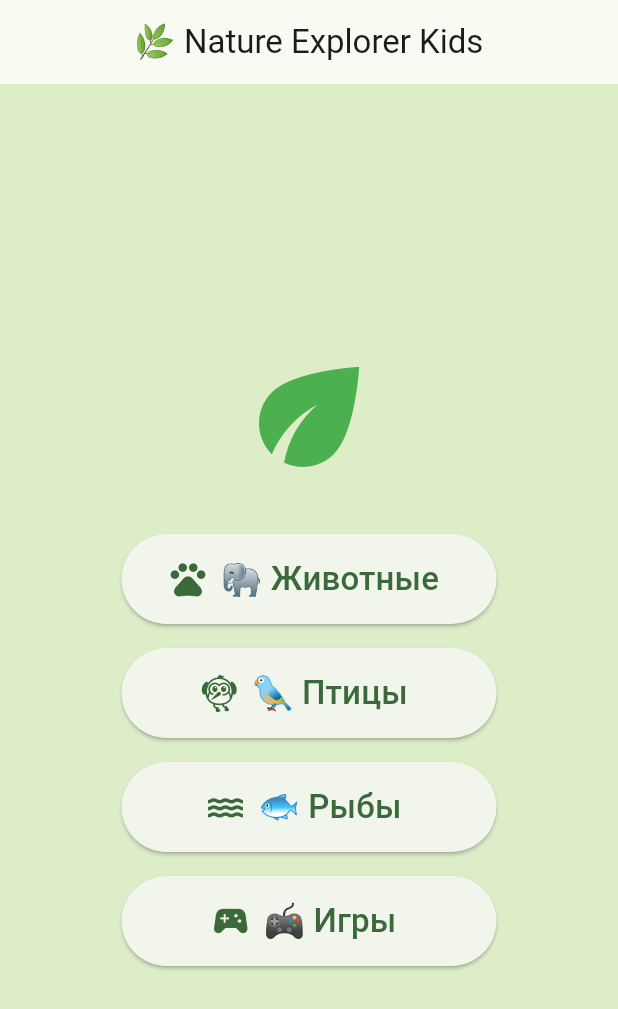
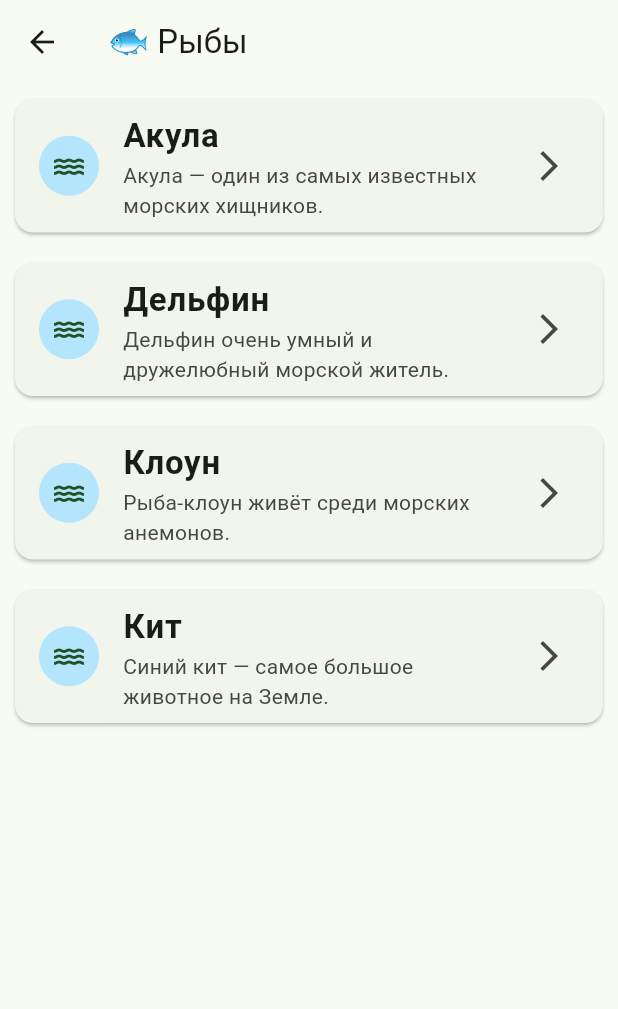
Before and after one commit to Tamara-Sharuyeva/nature_explorer_kids, a Flutter app: the screen it shows after launch, after a tap on "🐟 Рыбы", on a phone screen of 412 x 824 dp. Shown: the top 1009 px of the screen. Run offline on Flutter 3.47's test engine with Material 3 defaults, Android fonts, the phone set to English and light mode, and no system bars.

Commit message:
Complete birds and fish sections, prepare audio support

```diff
--- /dev/null
+++ b/lib/data/fish_data.dart
@@ -0,0 +1,28 @@
+import '../models/animal.dart';
+
+final List<Animal> fishData = [
+  Animal(
+    name: 'Акула',
+    description: 'Акула — один из самых известных морских хищников.',
+    image: 'assets/images/shark.png',
+    sound: 'shark.mp3',
+  ),
+  Animal(
+    name: 'Дельфин',
+    description: 'Дельфин очень умный и дружелюбный морской житель.',
+    image: 'assets/images/dolphin.png',
+    sound: 'dolphin.mp3',
+  ),
+  Animal(
+    name: 'Клоун',
+    description: 'Рыба-клоун живёт среди морских анемонов.',
+    image: 'assets/images/clownfish.png',
+    sound: 'clownfish.mp3',
+  ),
+  Animal(
+    name: 'Кит',
+    description: 'Синий кит — самое большое животное на Земле.',
+    image: 'assets/images/whale.png',
+    sound: 'whale.mp3',
+  ),
+];
--- a/lib/main.dart
+++ b/lib/main.dart
@@ -21,66 +21,3 @@ class NatureExplorerApp extends StatelessWidget {
     );
   }
 }
-
-class HomePage extends StatelessWidget {
-  const HomePage({super.key});
-
-  Widget menuButton(
-      String text,
-      IconData icon,
-      VoidCallback onPressed,
-      ) {
-    return Padding(
-      padding: const EdgeInsets.symmetric(vertical: 8),
-      child: SizedBox(
-        width: 250,
-        height: 60,
-        child: ElevatedButton.icon(
-          onPressed: onPressed,
-          icon: Icon(icon, size: 28),
-          label: Text(
-            text,
-            style: const TextStyle(fontSize: 22),
-          ),
-        ),
-      ),
-    );
-  }
-
-  @override
-  Widget build(BuildContext context) {
-    return Scaffold(
-      backgroundColor: Colors.lightGreen.shade100,
-      appBar: AppBar(
-        title: const Text("🌿 Nature Explorer Kids"),
-        centerTitle: true,
-      ),
-      body: Center(
-        child: Column(
-          mainAxisAlignment: MainAxisAlignment.center,
-          children: [
-            const Icon(Icons.eco, size: 100, color: Colors.green),
-            const SizedBox(height: 20),
-            menuButton(
-              "🐘 Животные",
-              Icons.pets,
-                  () {
-                Navigator.push(
-                  context,
-                  MaterialPageRoute(
-                    builder: (context) => const AnimalsPage(),
-                  ),
-                );
-              },
-            ),
-            menuButton("🐦 Птицы", Icons.flutter_dash, () {}),
-
-            menuButton("🐟 Рыбы", Icons.water, () {}),
-
-            menuButton("🎮 Игры", Icons.sports_esports, () {}),
-          ],
-        ),
-      ),
-    );
-  }
-}
--- /dev/null
+++ b/lib/pages/fish/fish_page.dart
@@ -0,0 +1,49 @@
+import 'package:flutter/material.dart';
+import '../../data/fish_data.dart';
+import 'fish_details_page.dart';
+
+class FishPage extends StatelessWidget {
+  const FishPage({super.key});
+
+  @override
+  Widget build(BuildContext context) {
+    return Scaffold(
+      appBar: AppBar(
+        title: const Text("🐟 Рыбы"),
+      ),
+      body: ListView.builder(
+        itemCount: fishData.length,
+        itemBuilder: (context, index) {
+          final fish = fishData[index];
+
+          return Card(
+            margin: const EdgeInsets.all(10),
+            child: ListTile(
+              leading: CircleAvatar(
+                backgroundColor: Colors.lightBlue.shade100,
+                child: const Icon(Icons.water),
+              ),
+              title: Text(
+                fish.name,
+                style: const TextStyle(
+                  fontSize: 22,
+                  fontWeight: FontWeight.bold,
+                ),
+              ),
+              subtitle: Text(fish.description),
+              trailing: const Icon(Icons.arrow_forward_ios),
+              onTap: () {
+                Navigator.push(
+                  context,
+                  MaterialPageRoute(
+                    builder: (context) => FishDetailsPage(fish: fish),
+                  ),
+                );
+              },
+            ),
+          );
+        },
+      ),
+    );
+  }
+}
--- a/lib/pages/home/home_page.dart
+++ b/lib/pages/home/home_page.dart
@@ -1,5 +1,7 @@
 import 'package:flutter/material.dart';
 import '../animals/animals_page.dart';
+import '../birds/birds_page.dart';
+import '../fish/fish_page.dart';
 class HomePage extends StatelessWidget {
   const HomePage({super.key});
 
@@ -36,14 +38,28 @@ class HomePage extends StatelessWidget {
             const SizedBox(height: 15),
 
             ElevatedButton(
-              onPressed: () {},
+              onPressed: () {
+                Navigator.push(
+                  context,
+                  MaterialPageRoute(
+                    builder: (context) => const BirdsPage(),
+                  ),
+                );
+              },
               child: const Text("🦜 Птицы"),
             ),
 
             const SizedBox(height: 15),
 
             ElevatedButton(
-              onPressed: () {},
+              onPressed: () {
+                Navigator.push(
+                  context,
+                  MaterialPageRoute(
+                    builder: (context) => const FishPage(),
+                  ),
+                );
+              },
               child: const Text("🐟 Рыбы"),
             ),
 
--- a/pubspec.yaml
+++ b/pubspec.yaml
@@ -34,7 +34,7 @@ dependencies:
   # The following adds the Cupertino Icons font to your application.
   # Use with the CupertinoIcons class for iOS style icons.
   cupertino_icons: ^1.0.8
-
+  audioplayers: ^6.0.0
 dev_dependencies:
   flutter_test:
     sdk: flutter
@@ -58,6 +58,7 @@ flutter:
   uses-material-design: true
   assets:
     - assets/images/
+    - assets/sounds/
   # To add assets to your application, add an assets section, like this:
   # assets:
   #   - images/a_dot_burr.jpeg
```
Also changed, not shown: lib/data/birds_data.dart (added, +28 -0 lines), lib/pages/animals/animal_details_page.dart (+33 -0 lines), lib/pages/birds/bird_details_page.dart (added, +45 -0 lines), lib/pages/birds/birds_page.dart (added, +50 -0 lines), lib/pages/fish/fish_details_page.dart (added, +45 -0 lines), assets/images/clownfish.png (added), assets/images/dolphin.png (added), assets/images/eagle.png (added), assets/images/owl.png (added), assets/images/parrot.png (added), assets/images/penguin.png (added), assets/images/shark.png (added), pubspec.lock, 4 other files.
